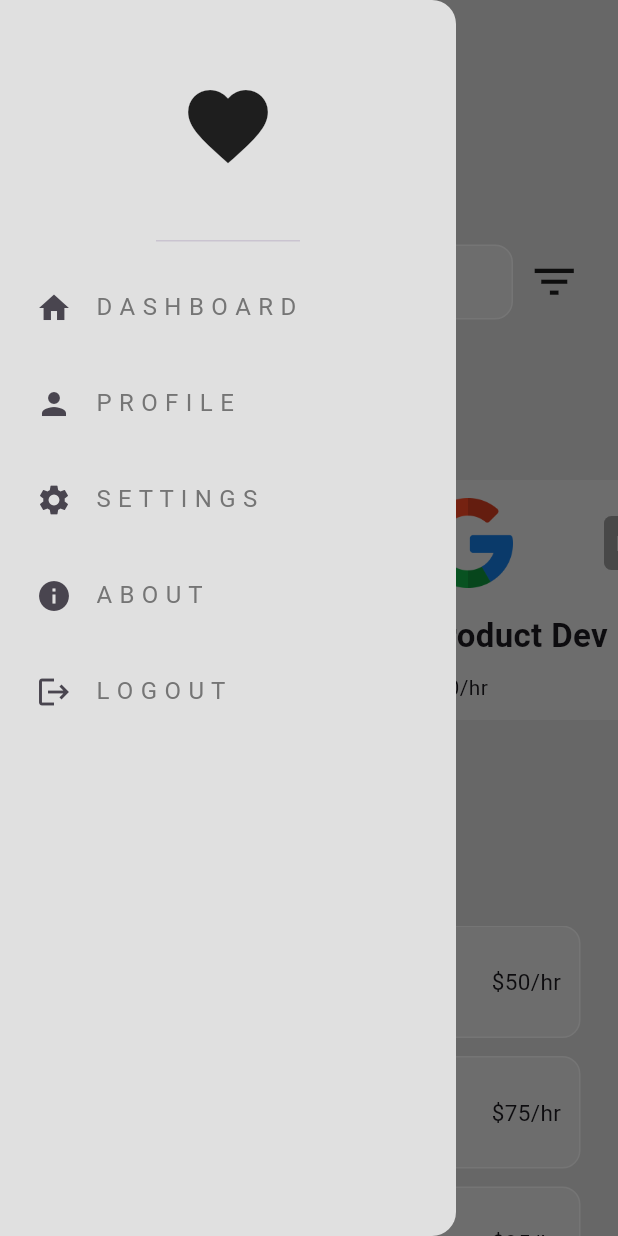
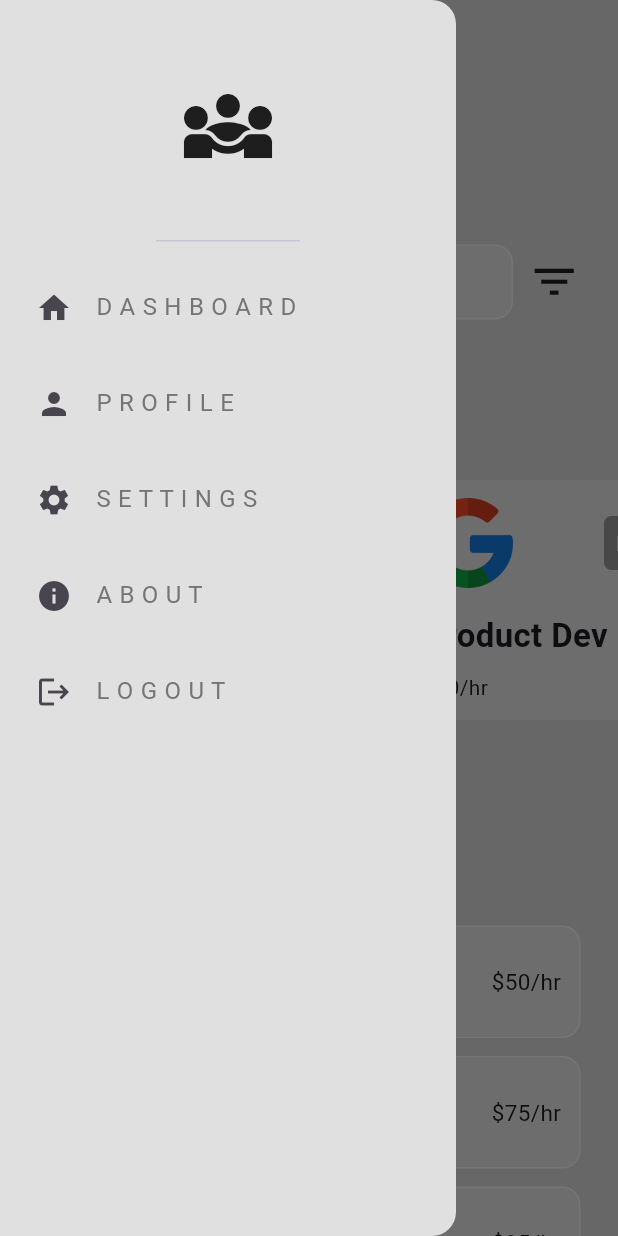
Before and after one commit to Lakshitagit21/internify, a Flutter app: the screen it shows after launch, with the side drawer open, on a phone screen of 412 x 824 dp. Run offline on Flutter 3.47's test engine with Material 3 defaults, Android fonts, the phone set to English and light mode, and no system bars.

Commit message:
new changes

```diff
--- a/lib/homepage.dart
+++ b/lib/homepage.dart
@@ -34,16 +34,13 @@ class _HomePageState extends State<HomePage> {
         elevation: 0,
         iconTheme: const IconThemeData(color: Colors.black, size: 35.0),
       ),
-      //drawer
       drawer: const DrawEr(),
-
-      body: Column(
+      body: SingleChildScrollView(
+        child: Column(
           crossAxisAlignment: CrossAxisAlignment.start,
           children: [
-          const SizedBox(
-            height: 35,
-          ),
-          //discover a new path
+            const SizedBox(height: 35),
+            // Discover a new path
             const Padding(
               padding: EdgeInsets.only(left: 25.0),
               child: Text(
@@ -54,12 +51,8 @@ class _HomePageState extends State<HomePage> {
                 ),
               ),
             ),
-
-          const SizedBox(
-            height: 35,
-          ),
-
-          //search bar
+            const SizedBox(height: 35),
+            // Search bar
             Padding(
               padding: const EdgeInsets.symmetric(horizontal: 25.0),
               child: Row(
@@ -94,13 +87,8 @@ class _HomePageState extends State<HomePage> {
                 ],
               ),
             ),
-
-          //for you job
-
-          const SizedBox(
-            height: 35,
-          ),
-
+            const SizedBox(height: 35),
+            // For You
             const Padding(
               padding: EdgeInsets.only(left: 25.0),
               child: Text(
@@ -111,14 +99,9 @@ class _HomePageState extends State<HomePage> {
                 ),
               ),
             ),
-
-          const SizedBox(
-            height: 35,
-          ),
-
-          // ignore: sized_box_for_whitespace
-
-          Container(
+            const SizedBox(height: 35),
+            // Horizontal job cards
+            SizedBox(
               height: 160,
               child: ListView.builder(
                 scrollDirection: Axis.horizontal,
@@ -130,14 +113,11 @@ class _HomePageState extends State<HomePage> {
                     logo: jobsForYou[index][2],
                     hourlyRate: jobsForYou[index][3],
                   );
-                }),
+                },
               ),
-
-          //recently added job tiles
-          const SizedBox(
-            height: 50,
             ),
-
+            const SizedBox(height: 50),
+            // Recently Added
             const Padding(
               padding: EdgeInsets.only(left: 25.0),
               child: Text(
@@ -148,26 +128,26 @@ class _HomePageState extends State<HomePage> {
                 ),
               ),
             ),
-
-          const SizedBox(
-            height: 50,
-          ),
-
-          Expanded(
-              child: Padding(
+            const SizedBox(height: 50),
+            // Recently added jobs
+            Padding(
               padding: const EdgeInsets.symmetric(horizontal: 25.0),
               child: ListView.builder(
+                physics: const NeverScrollableScrollPhysics(),
+                shrinkWrap: true,
                 itemCount: recentJobs.length,
-                itemBuilder: ((context, index) {
+                itemBuilder: (context, index) {
                   return RecentJobCard(
                     companyName: recentJobs[index][0],
                     jobTitle: recentJobs[index][1],
                     logo: recentJobs[index][2],
                     hourlyRate: recentJobs[index][3],
                   );
-                })),
-          ))
+                },
+              ),
+            ),
           ],
+        ),
       ),
     );
   }
--- a/lib/pages/const.dart
+++ b/lib/pages/const.dart
@@ -20,7 +20,7 @@ class _DrawErState extends State<DrawEr> {
         children: [
           const DrawerHeader(
             child: Icon(
-              Icons.favorite,
+              Icons.diversity_3,
               size: 64,
             ),
           ),
```
Also changed, not shown: lib/pages/logout.dart (+7 -4 lines), pubspec.lock, 147 other files. Lines whose indentation alone changed are shown as unchanged.
